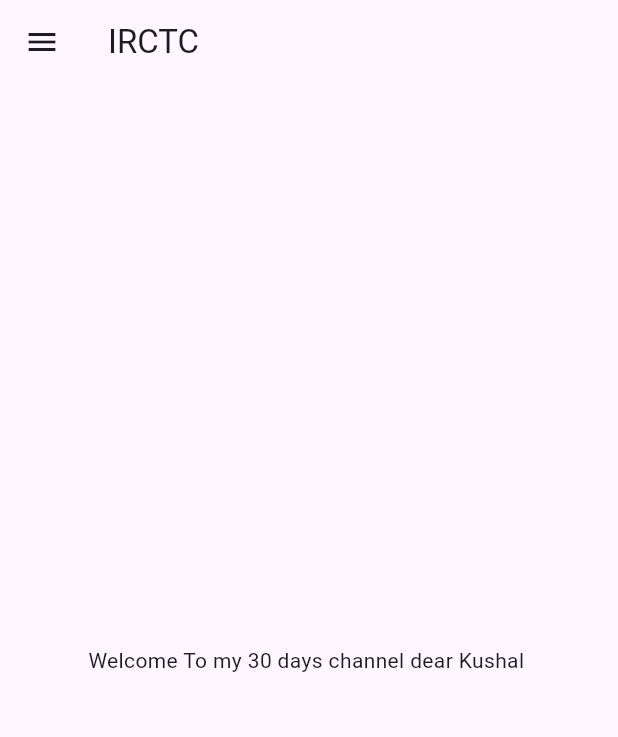
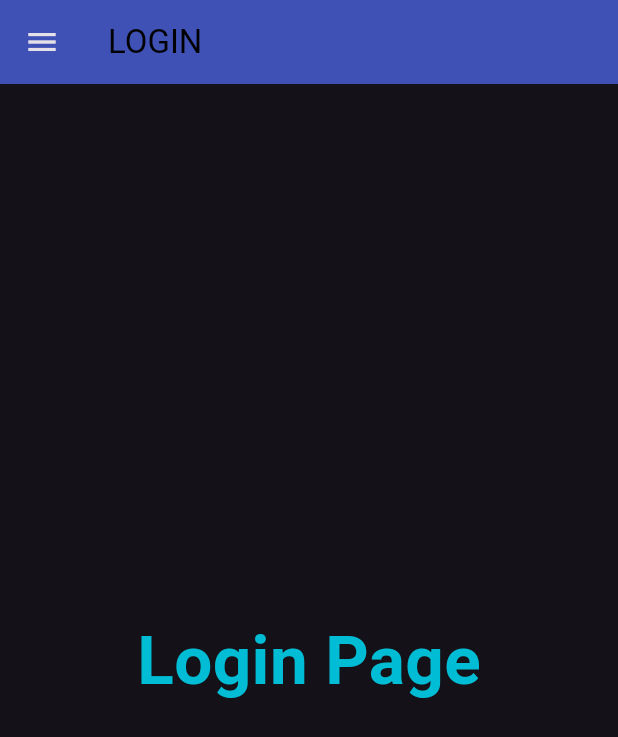
Before and after one commit to Kushal-dubey/My-App, a Flutter app: the screen it shows after launch, on a phone screen of 412 x 824 dp. Shown: the top 737 px of the screen. Run offline on Flutter 3.47's test engine with Material 3 defaults, Android fonts, the phone set to English and light mode, and no system bars.

Commit message:
Day 3 Completed

```diff
--- a/lib/main.dart
+++ b/lib/main.dart
@@ -1,8 +1,17 @@
 import 'package:flutter/material.dart';
-import 'package:flutter_application_1/Home_page.dart';
+import 'package:flutter_application_1/pages/Home_page.dart';
+import 'package:flutter_application_1/pages/Login_page.dart';
 
 void main() {
   runApp(MyApp());
+}
+
+bringvegetables({bool thaila = false, int rupees = 200}) {
+  // it will display 50 because method is called 50 and if the metod in main class is empty so it will take the default value of it
+
+  //{int rupees=200 ,bool thaila=false is a optional parameter}
+  // Take bike
+  // go to market
 }
 
 class MyApp extends StatelessWidget {
@@ -10,8 +19,27 @@ class MyApp extends StatelessWidget {
 
   @override
   Widget build(BuildContext context) {
+    bringvegetables(rupees: 50);
     return MaterialApp(
-      home: HomePage(),
+      themeMode: ThemeMode.dark, //dark theme in thememode
+      theme: ThemeData(
+          primarySwatch: Colors
+              .deepPurple), //theme is used for data and primary swatch is used for body and widgets
+      darkTheme: ThemeData(
+        brightness: Brightness
+            .dark, //brightness is the important part we can set it as dark or
+      ),
+      /*initialRoute:
+          "/login",*/ //this is the by default route which will show us the homepage
+      //routes
+      routes: {
+        "/": (context) =>
+            LoginPage(), //this is the main branch and only that thing will be displayed either homepage or loginpage
+        "/home": (context) =>
+            HomePage(), // route for home page will be displayed afterwards
+        "/login": (context) => LoginPage(), //route for login page
+      },
+      // home: HomePage(),
     );
   }
 }
--- a/lib/Home_page.dart
+++ b/lib/pages/Home_page.dart
@@ -1,4 +1,5 @@
 import 'package:flutter/material.dart';
+import 'package:flutter/rendering.dart';
 
 class HomePage extends StatelessWidget {
   //const HomePage({super.key});
@@ -7,6 +8,7 @@ class HomePage extends StatelessWidget {
   @override
   Widget build(BuildContext context) {
     return Scaffold(
+      // in the scaffold the center is a task in body widget;
       //function as Scaffold
       body: Center(
         //container in child function
@@ -15,10 +17,16 @@ class HomePage extends StatelessWidget {
           child: Text("Welcome To my $days days channel dear $name "),
         ),
       ),
-      drawer: Drawer(),   //use tomake the side panel of menu
-      appBar: AppBar(   //app bar is used to make the bar
-        title: Text("IRCTC"),
-
+      drawer: Drawer(
+        backgroundColor: Colors.white,
+      ), //use tomake the side panel of menu
+      appBar: AppBar(
+        //app bar is used to make the bar
+        title: Text(
+          "IRCTC",
+          style: TextStyle(color: Colors.white),
+        ),
+        backgroundColor: Colors.red,
       ),
     );
   }
--- /dev/null
+++ b/lib/pages/Login_page.dart
@@ -0,0 +1,29 @@
+import "package:flutter/material.dart";
+
+class LoginPage extends StatelessWidget {
+  const LoginPage({super.key});
+
+  @override
+  Widget build(BuildContext context) {
+    return Scaffold(
+      body: Center(
+          child: Container(
+        child: Text(
+          'Login Page',
+          style: TextStyle(
+              color: Colors.cyan, fontSize: 45, fontWeight: FontWeight.bold),
+        ),
+      )),
+      drawer: Drawer(
+        backgroundColor: Colors.white,
+      ),
+      appBar: AppBar(
+        title: Text(
+          "LOGIN",
+          style: TextStyle(color: Colors.black),
+        ),
+        backgroundColor: Colors.indigo,
+      ),
+    );
+  }
+}
```
